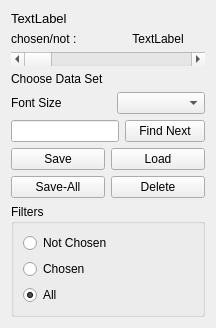
First picture: the form in source/view/wordlistgeneralcontrolsform.ui, repository mortlach/Liber-Primus-Crib-Assist, before the edit.
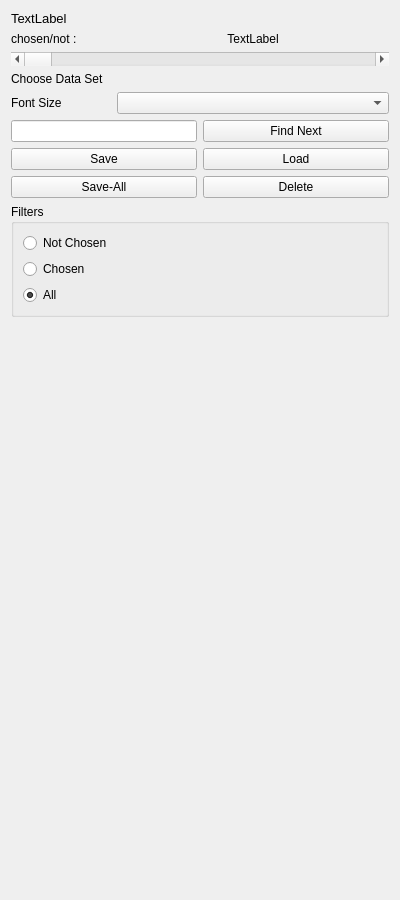
Second picture: the form after the edit. Custom widgets are drawn as their Qt base class.

What changed in the file:
```diff
--- a/source/view/wordlistgeneralcontrolsform.ui
+++ b/source/view/wordlistgeneralcontrolsform.ui
@@ -6,8 +6,8 @@
    <rect>
     <x>0</x>
     <y>0</y>
-    <width>200</width>
-    <height>300</height>
+    <width>400</width>
+    <height>900</height>
    </rect>
   </property>
   <property name="sizePolicy">
@@ -18,8 +18,8 @@
   </property>
   <property name="maximumSize">
    <size>
-    <width>200</width>
-    <height>300</height>
+    <width>400</width>
+    <height>900</height>
    </size>
   </property>
   <property name="windowTitle">
@@ -291,6 +291,14 @@
    </item>
   </layout>
  </widget>
+ <customwidgets>
+  <customwidget>
+   <class>BasicCommandsForm</class>
+   <extends>QWidget</extends>
+   <header location="global">basiccommandsform.h</header>
+   <container>1</container>
+  </customwidget>
+ </customwidgets>
  <resources/>
  <connections/>
 </ui>
```
Left out of the diff: 5 changed lines with no effect on the pictures.
